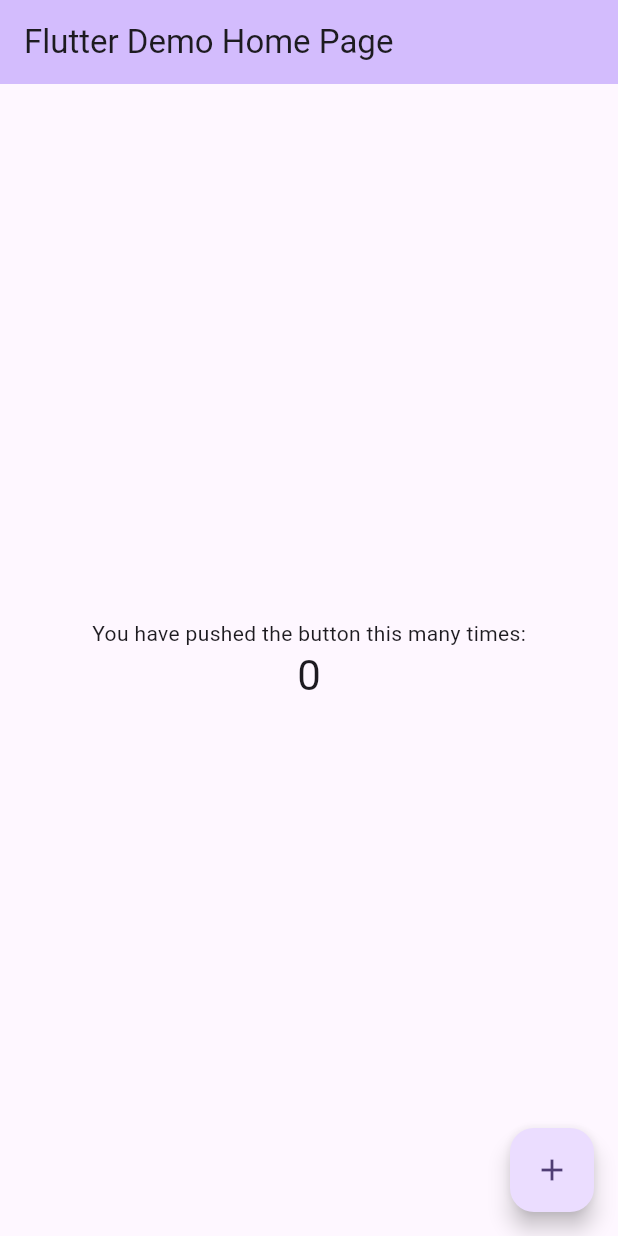
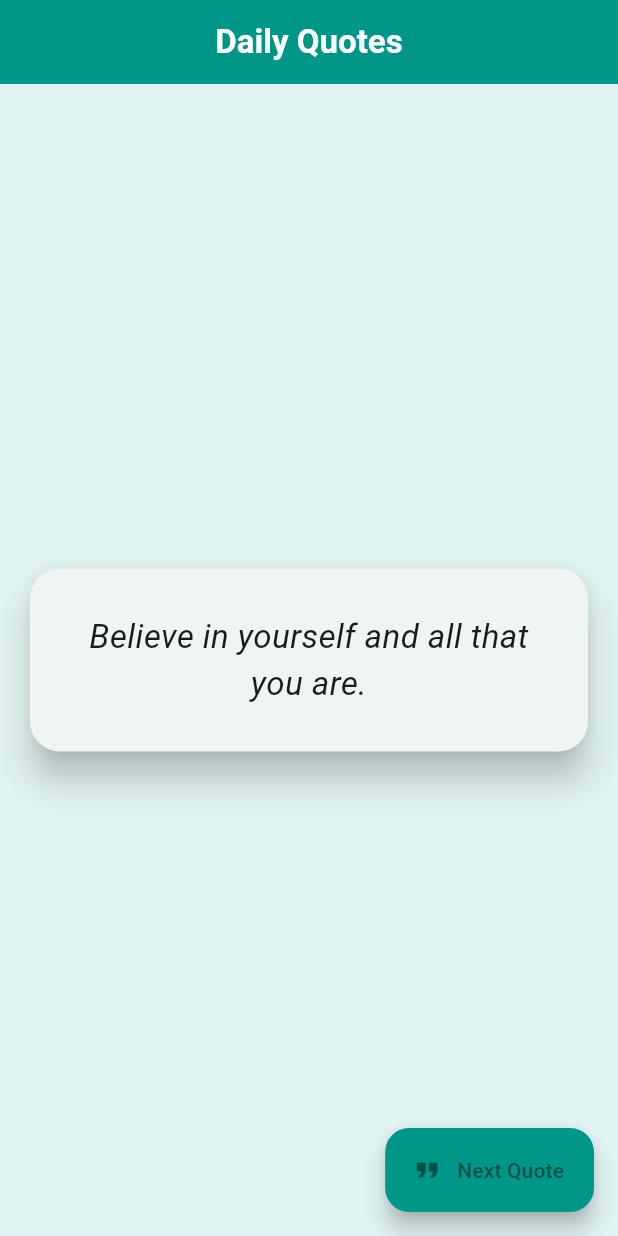
Before and after one commit to priyanshi-devOps11/Smart_Study-App, a Flutter app: the screen it shows after launch, on a phone screen of 412 x 824 dp. Run offline on Flutter 3.47's test engine with Material 3 defaults, Android fonts, the phone set to English and light mode, and no system bars.

Commit message:
override main.dart cpmpletely

```diff
--- a/lib/main.dart
+++ b/lib/main.dart
@@ -1,66 +1,87 @@
 import 'package:flutter/material.dart';
 
 void main() {
-  runApp(const MyApp());
+  runApp(const QuoteApp());
 }
 
-class MyApp extends StatelessWidget {
-  const MyApp({super.key});
+class QuoteApp extends StatelessWidget {
+  const QuoteApp({super.key});
 
   @override
   Widget build(BuildContext context) {
     return MaterialApp(
-      title: 'Flutter Demo',
+      title: 'Quote Generator',
+      debugShowCheckedModeBanner: false,
       theme: ThemeData(
-        colorScheme: ColorScheme.fromSeed(seedColor: Colors.deepPurple),
-        useMaterial3: true, // Optional: Use Material 3 for modern UI look
+        colorScheme: ColorScheme.fromSeed(seedColor: Colors.teal),
+        useMaterial3: true,
       ),
-      home: const MyHomePage(title: 'Flutter Demo Home Page'),
+      home: const QuotePage(),
     );
   }
 }
 
-class MyHomePage extends StatefulWidget {
-  const MyHomePage({super.key, required this.title});
-
-  final String title;
+class QuotePage extends StatefulWidget {
+  const QuotePage({super.key});
 
   @override
-  State<MyHomePage> createState() => _MyHomePageState();
+  State<QuotePage> createState() => _QuotePageState();
 }
 
-class _MyHomePageState extends State<MyHomePage> {
-  int _counter = 0;
+class _QuotePageState extends State<QuotePage> {
+  final List<String> _quotes = [
+    "Believe in yourself and all that you are.",
+    "Do what you can with what you have.",
+    "Success is not final, failure is not fatal.",
+    "Happiness depends upon ourselves.",
+    "Dream big and dare to fail.",
+  ];
 
-  void _incrementCounter() {
+  int _index = 0;
+
+  void _showNextQuote() {
     setState(() {
-      _counter++;
+      _index = (_index + 1) % _quotes.length;
     });
   }
 
   @override
   Widget build(BuildContext context) {
     return Scaffold(
+      backgroundColor: Colors.teal.shade50,
       appBar: AppBar(
-        backgroundColor: Theme.of(context).colorScheme.inversePrimary,
-        title: Text(widget.title),
+        backgroundColor: Colors.teal,
+        title: const Text(
+          "Daily Quotes",
+          style: TextStyle(color: Colors.white, fontWeight: FontWeight.bold),
+        ),
+        centerTitle: true,
       ),
       body: Center(
-        child: Column(
-          mainAxisAlignment: MainAxisAlignment.center,
-          children: <Widget>[
-            const Text('You have pushed the button this many times:'),
-            Text(
-              '$_counter',
-              style: Theme.of(context).textTheme.headlineMedium,
+        child: Card(
+          elevation: 10,
+          shape: RoundedRectangleBorder(
+            borderRadius: BorderRadius.circular(20),
+          ),
+          margin: const EdgeInsets.all(20),
+          child: Padding(
+            padding: const EdgeInsets.all(30),
+            child: Text(
+              _quotes[_index],
+              textAlign: TextAlign.center,
+              style: const TextStyle(
+                fontSize: 22,
+                fontStyle: FontStyle.italic,
+              ),
             ),
-          ],
+          ),
         ),
       ),
-      floatingActionButton: FloatingActionButton(
-        onPressed: _incrementCounter,
-        tooltip: 'Increment',
-        child: const Icon(Icons.add),
+      floatingActionButton: FloatingActionButton.extended(
+        onPressed: _showNextQuote,
+        backgroundColor: Colors.teal,
+        label: const Text("Next Quote"),
+        icon: const Icon(Icons.format_quote),
       ),
     );
   }
```
